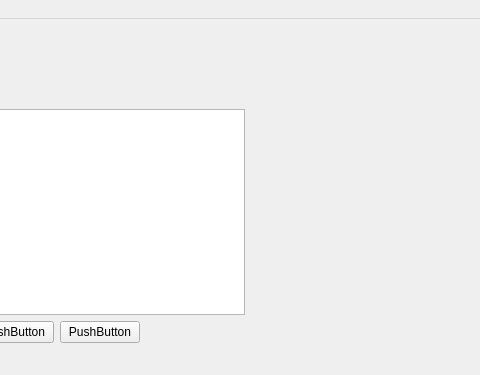
Old version of the form Worksheet6/Project/mainwindow.ui in the repository abiodunsalavu/2025_20694928; both pictures show x 86 to 566 and y 0 to 375 of the 800 by 600 pixel window.
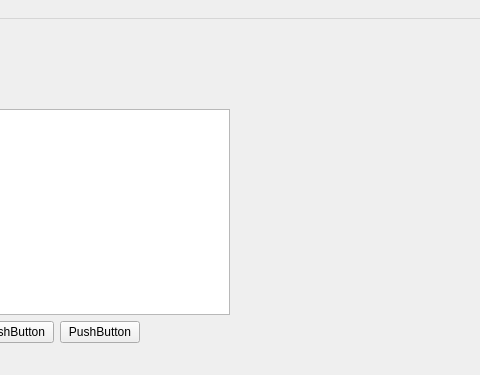
New version of the form.

```diff
--- a/Worksheet6/Project/mainwindow.ui
+++ b/Worksheet6/Project/mainwindow.ui
@@ -37,7 +37,14 @@
         </widget>
        </item>
        <item>
-        <widget class="QWidget" name="widget" native="true"/>
+        <widget class="QWidget" name="widget" native="true">
+         <property name="sizePolicy">
+          <sizepolicy hsizetype="Expanding" vsizetype="Preferred">
+           <horstretch>0</horstretch>
+           <verstretch>0</verstretch>
+          </sizepolicy>
+         </property>
+        </widget>
        </item>
       </layout>
      </item>
```
